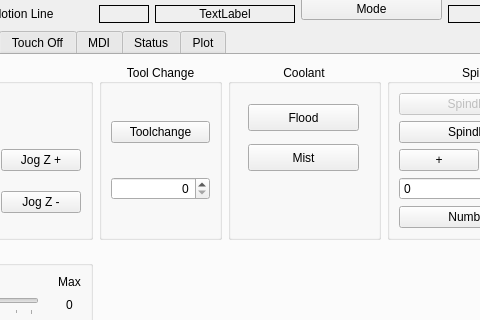
tlight9/jet, file jet/src/jet.ui: the form before one commit; both pictures show x 203 to 683 and y 144 to 464 of the 800 by 625 pixel window.
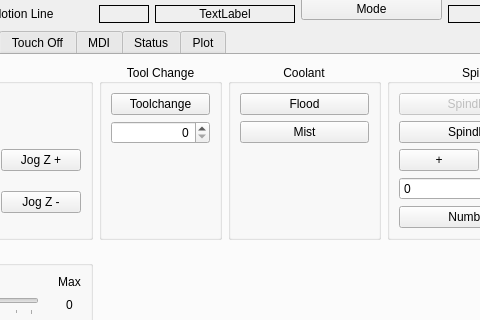
The form after the commit. The open tabs and pages were chosen to show the change.

```diff
--- a/jet/src/jet.ui
+++ b/jet/src/jet.ui
@@ -510,6 +510,19 @@
              </property>
             </widget>
            </item>
+           <item row="2" column="0">
+            <spacer name="verticalSpacer_5">
+             <property name="orientation">
+              <enum>Qt::Vertical</enum>
+             </property>
+             <property name="sizeHint" stdset="0">
+              <size>
+               <width>20</width>
+               <height>40</height>
+              </size>
+             </property>
+            </spacer>
+           </item>
           </layout>
          </widget>
         </item>
@@ -753,15 +766,9 @@
           <property name="alignment">
            <set>Qt::AlignCenter</set>
           </property>
+          <layout class="QGridLayout" name="gridLayout_17">
+           <item row="0" column="0">
           <widget class="QPushButton" name="coolant_flood_pb">
-           <property name="geometry">
-            <rect>
-             <x>20</x>
-             <y>40</y>
-             <width>111</width>
-             <height>27</height>
-            </rect>
-           </property>
            <property name="text">
             <string>Flood</string>
            </property>
@@ -769,15 +776,9 @@
             <bool>true</bool>
            </property>
           </widget>
+           </item>
+           <item row="1" column="0">
           <widget class="QPushButton" name="coolant_mist_pb">
-           <property name="geometry">
-            <rect>
-             <x>20</x>
-             <y>80</y>
-             <width>111</width>
-             <height>27</height>
-            </rect>
-           </property>
            <property name="text">
             <string>Mist</string>
            </property>
@@ -785,6 +786,21 @@
             <bool>true</bool>
            </property>
           </widget>
+           </item>
+           <item row="2" column="0">
+            <spacer name="verticalSpacer_4">
+             <property name="orientation">
+              <enum>Qt::Vertical</enum>
+             </property>
+             <property name="sizeHint" stdset="0">
+              <size>
+               <width>20</width>
+               <height>40</height>
+              </size>
+             </property>
+            </spacer>
+           </item>
+          </layout>
          </widget>
         </item>
        </layout>
```
Left out of the diff: 2 changed lines with no effect on the pictures. Lines whose indentation alone changed are shown as unchanged.
